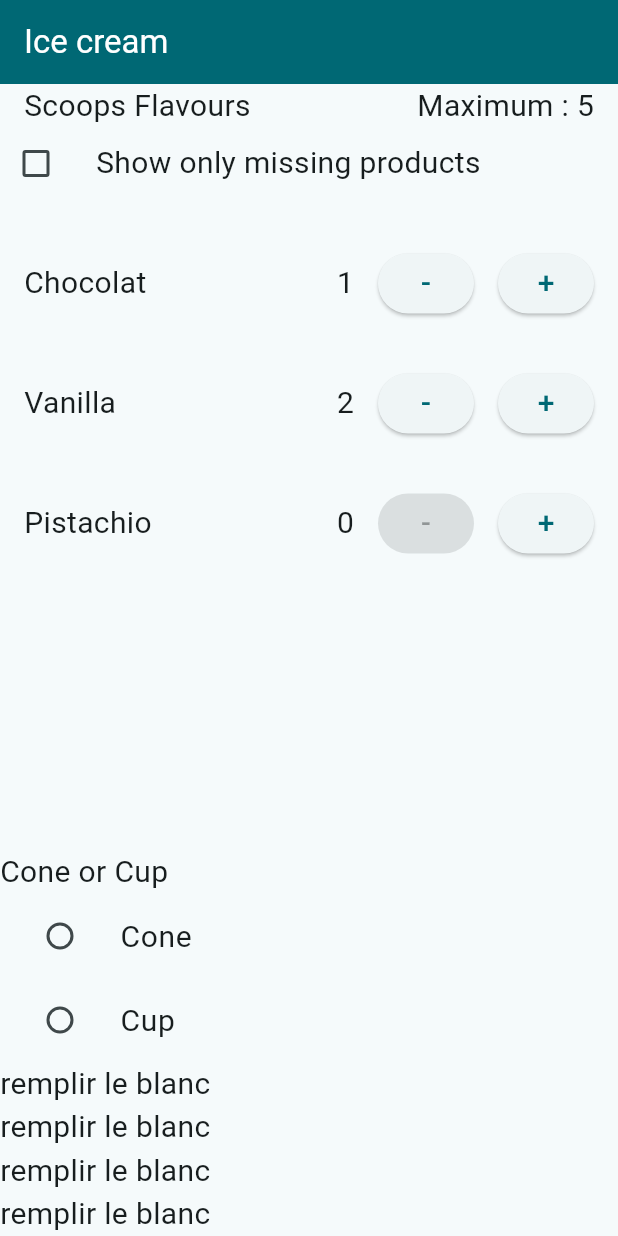
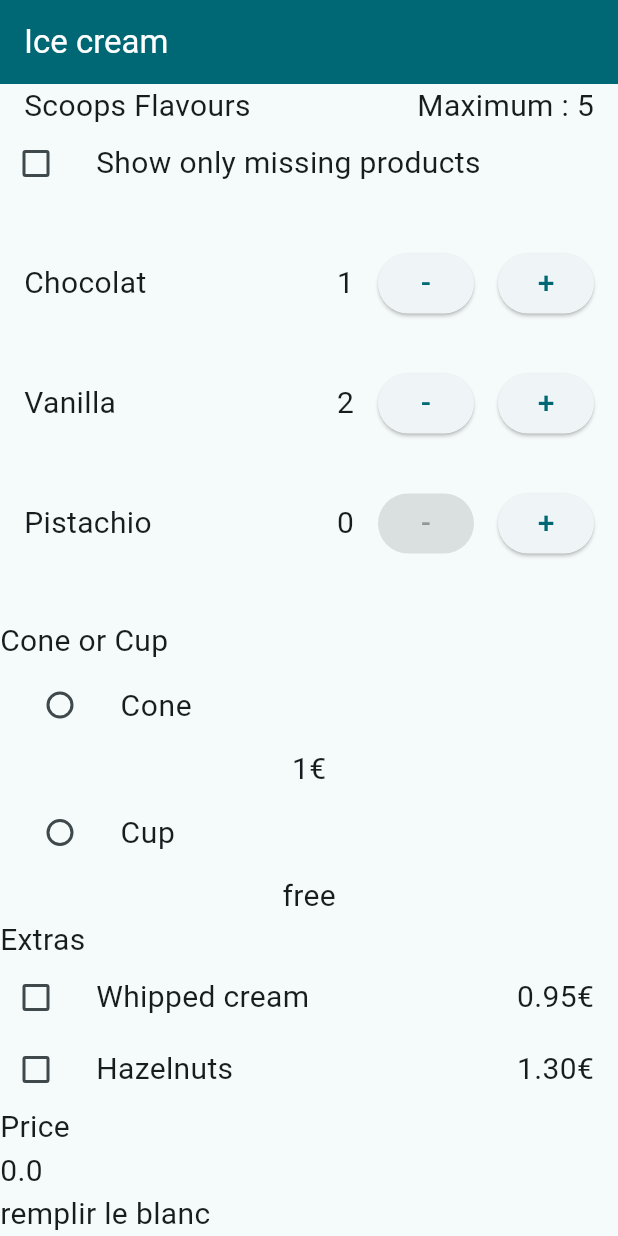
Before and after one commit to florentinmln/Glaces, a Flutter app: the screen it shows after launch, on a phone screen of 412 x 824 dp. Run offline on Flutter 3.47's test engine with Material 3 defaults, Android fonts, the phone set to English and light mode, and no system bars; our stand-ins replace get_it; missing offline and left inert: dart:ffi.

Commit message:
ajout incrementation du prix

```diff
--- a/glaces/lib/view/stock_widget.dart
+++ b/glaces/lib/view/stock_widget.dart
@@ -16,12 +16,17 @@ enum RadioType { fillColor, backgroundColor, side, innerRadius }
 
 class _StockWidgetState extends State<StockWidget> {
   bool onlyMissingIcecream = false;
-  var _character ;
+  bool whippedCream = false;
+  bool hazelnuts = false;
+  var _price;
+  double price = 0.0 ;
 
   @override
   Widget build(BuildContext context) {
 
     final stockRepository = GetIt.instance<StockRepository>();
+    final whippedCream = false;
+    final hazelnuts = false;
     final icecream = onlyMissingIcecream
         ? stockRepository.icecream
         .where((ice) => ice.quantity == 0)
@@ -75,41 +80,65 @@ class _StockWidgetState extends State<StockWidget> {
             const SizedBox(width: 16),
 
           ],),
-          RadioGroup<int>(
-            groupValue: _character,
-            onChanged: (int? value) {
+          RadioGroup<double>(
+            groupValue: _price,
+            onChanged: (double? value) {
               setState(() {
-                _character = value;
+                price = 1.0 + price;
               });
             },
           child: const Column(
           children: [
           ListTile(
             title: Text('Cone'),
-            leading: Radio<int>(value: 1),
+            leading: Radio<double>(value: 1),
           ),
+          Text("1€"),
           ListTile(
             title: Text('Cup'),
-            leading: Radio<int>(value: 2),
-          ),],
+            leading: Radio<double>(value: 0),
+          ),
+            Text("free"),],
           ),
           ),
           Row(children: [
-            Text("remplir le blanc"),
-            const SizedBox(width: 16),
-            const SizedBox(width: 16),
-            const SizedBox(width: 16),
-
+            Text("Extras"),
           ],),
           Row(children: [
-            Text("remplir le blanc"),
+            Checkbox(
+              value: whippedCream,
+              onChanged: (bool? value) {
+                setState(() {
+                  price = price + 0.95;
+                });
+              },
+            ),
             const SizedBox(width: 16),
+            const Expanded(child: Text("Whipped cream")),
+            Text("0.95€"),
             const SizedBox(width: 16),
+          ]),
+          Row(children: [
+            Checkbox(
+              value: hazelnuts,
+              onChanged: (bool? value) {
+                setState(() {
+                  price = 1.3 + price;
+                });
+              },
+            ),
             const SizedBox(width: 16),
+            const Expanded(child: Text("Hazelnuts")),
+            Text("1.30€"),
+            const SizedBox(width: 16),
+          ]),
 
+
+          Row(children: [
+            Text("Price"),
           ],),
           Row(children: [
-            Text("remplir le blanc"),
+            Text(price.toString()),
             const SizedBox(width: 16),
             const SizedBox(width: 16),
             const SizedBox(width: 16),
```
